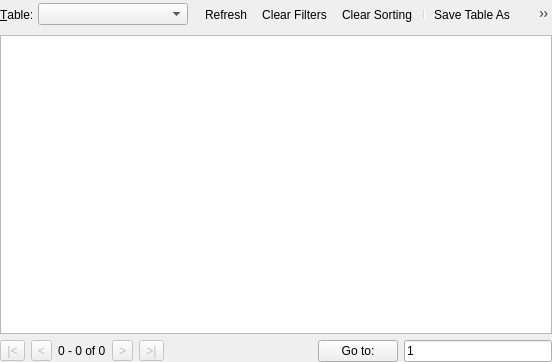
Above: src/TableBrowser.ui from sqlitebrowser/sqlitebrowser before the change. Below: the same form after it.
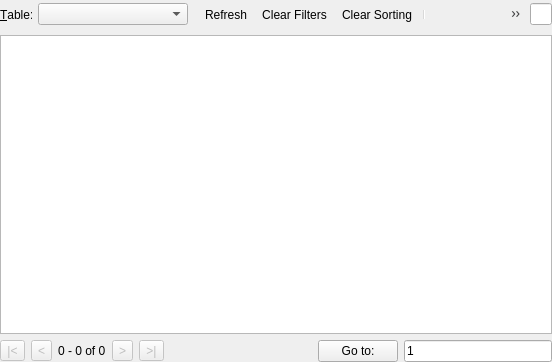
That is the form after the change. Icons and pictures are not drawn. Custom widgets are drawn as their Qt base class.

Commit message:
Add global filter field to Browse Data tab
This adds a new field to the toolbar of the Browse Data tab which allows
filtering the current table just as the other filters. With the new
field however all columns of a row are checked and only one has to
match. This provides in effect a "global" filter which works on all
columns instead of just one.

See issues #1608 and #1662.

```diff
--- a/src/TableBrowser.ui
+++ b/src/TableBrowser.ui
@@ -76,6 +76,9 @@
        <addaction name="actionDeleteRecord"/>
       </widget>
      </item>
+     <item>
+      <widget class="FilterLineEdit" name="editGlobalFilter"/>
+     </item>
      <item>
       <spacer name="horizontalSpacer">
        <property name="orientation">
@@ -515,6 +518,11 @@
     <signal>foreignKeyClicked(sqlb::ObjectIdentifier,QString,QByteArray)</signal>
    </slots>
   </customwidget>
+  <customwidget>
+   <class>FilterLineEdit</class>
+   <extends>QLineEdit</extends>
+   <header>FilterLineEdit.h</header>
+  </customwidget>
  </customwidgets>
  <tabstops>
   <tabstop>comboBrowseTable</tabstop>
```
The commit also changes 9 other files.
